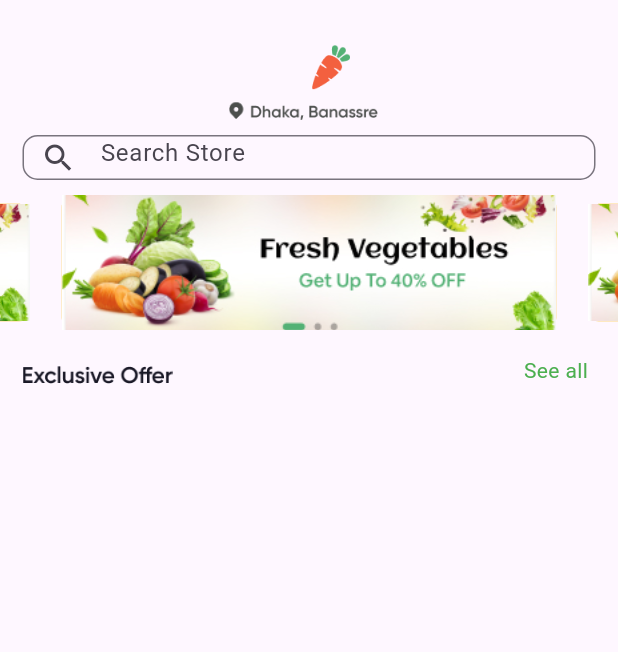
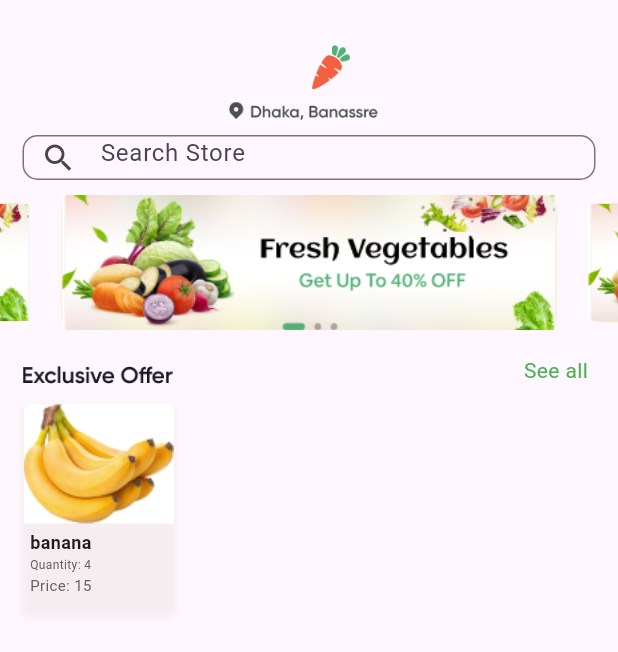
Before and after one commit to SyedAleezHassan/e_commerce_mob_app, a Flutter app: the screen it shows after launch, on a phone screen of 412 x 824 dp. Shown: the top 652 px of the screen. Run offline on Flutter 3.47's test engine with Material 3 defaults, Android fonts, the phone set to English and light mode, and no system bars; drawn by our look-alikes of carousel_slider.

Commit message:
add card in home screen

```diff
--- a/lib/homePage.dart
+++ b/lib/homePage.dart
@@ -3,19 +3,15 @@ import 'package:flutter/material.dart';
 import 'package:flutter/widgets.dart';
 import 'package:carousel_slider/carousel_slider.dart';
 
-class homePage extends StatefulWidget {
+class homePage extends StatelessWidget {
   homePage({super.key});
 
-  @override
-  State<homePage> createState() => _homePageState();
-}
-
-class _homePageState extends State<homePage> {
   final List<String> images = [
     'assets/slider.jpg',
     'assets/slider.jpg',
     'assets/slider.jpg',
   ];
+
   @override
   Widget build(BuildContext context) {
     return MaterialApp(
@@ -115,6 +111,75 @@ class _homePageState extends State<homePage> {
               ),
             ),
           ),
+          Positioned(
+              top: 265,
+              left: 12,
+              child: Container(
+                width: 100,
+                height: 140,
+                margin: EdgeInsets.all(4.0),
+                decoration: BoxDecoration(
+                  borderRadius: BorderRadius.circular(4.0),
+                  boxShadow: [
+                    BoxShadow(
+                      color:
+                          Color.fromARGB(255, 239, 228, 228).withOpacity(0.5),
+                      spreadRadius: 1,
+                      blurRadius: 3,
+                      offset: Offset(0, 2), // Shadow position, bottom right
+                    ),
+                  ],
+                ),
+                child: Column(
+                  crossAxisAlignment: CrossAxisAlignment.start,
+                  children: [
+                    SizedBox(
+                      width: double.infinity,
+                      height: 80,
+                      child: ClipRRect(
+                        borderRadius: const BorderRadius.vertical(
+                          top: Radius.circular(4.0),
+                        ),
+                        child: Image.asset(
+                          'assets/banana.jpg',
+                          fit: BoxFit.cover,
+                        ),
+                      ),
+                    ),
+                    Padding(
+                      padding: const EdgeInsets.all(4.0),
+                      child: Column(
+                        crossAxisAlignment: CrossAxisAlignment.start,
+                        children: [
+                          const Text(
+                            'banana',
+                            style: TextStyle(
+                              fontSize: 12.0,
+                              fontWeight: FontWeight.bold,
+                            ),
+                          ),
+                          SizedBox(height: 1.0),
+                          Text(
+                            'Quantity: 4',
+                            style: TextStyle(
+                              fontSize: 8.0,
+                              color: Colors.grey[700],
+                            ),
+                          ),
+                          SizedBox(height: 1.0),
+                          Text(
+                            'Price: 15',
+                            style: TextStyle(
+                              fontSize: 10.0,
+                              color: Colors.grey[700],
+                            ),
+                          ),
+                        ],
+                      ),
+                    ),
+                  ],
+                ),
+              )),
         ]),
       ),
     );
```
Also changed, not shown: assets/apple.jpg (added), assets/banana.jpg (added).
